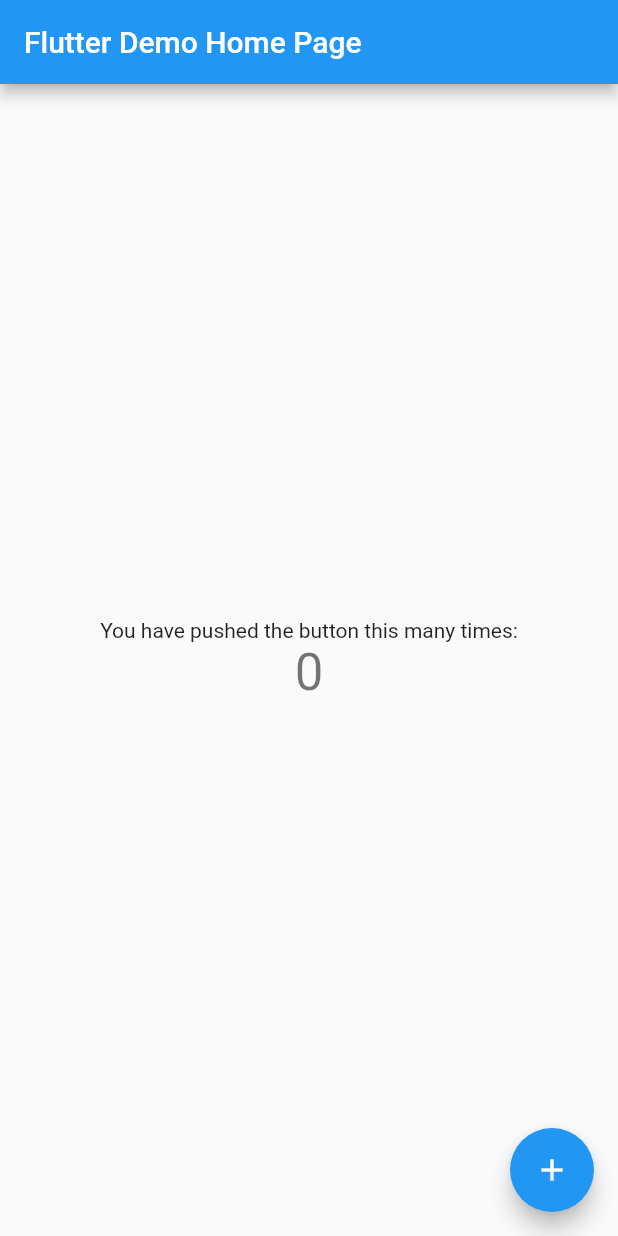
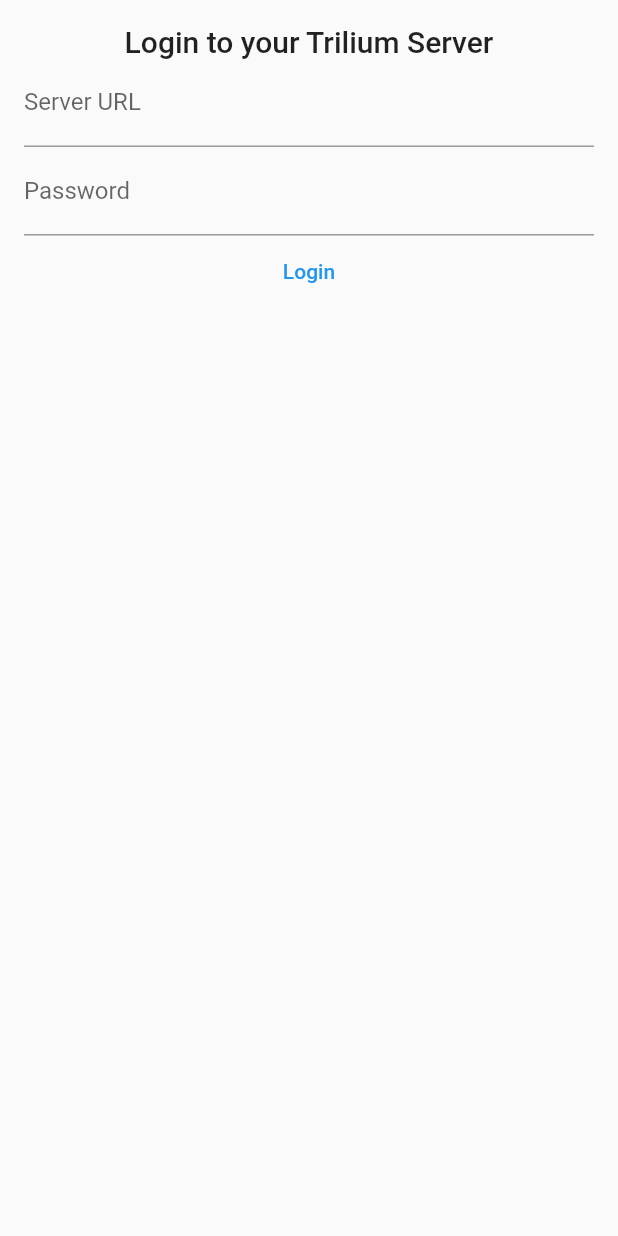
Before and after one commit to AlexisL61/Trilium-Lite, a Flutter app: the screen it shows after launch, on a phone screen of 412 x 824 dp. Run offline on Flutter 3.47's test engine with Material 2 defaults, Android fonts, the phone set to English and light mode, and no system bars; our stand-ins replace persistent_bottom_nav_bar.

Commit message:
Add Login and Start HomePage

```diff
--- a/src/lib/main.dart
+++ b/src/lib/main.dart
@@ -1,4 +1,6 @@
 import 'package:flutter/material.dart';
+import 'package:src/pages/HomePage.dart';
+import 'package:src/pages/LoginPage.dart';
 
 void main() {
   runApp(const MyApp());
@@ -7,109 +9,16 @@ void main() {
 class MyApp extends StatelessWidget {
   const MyApp({super.key});
 
-  // This widget is the root of your application.
   @override
   Widget build(BuildContext context) {
     return MaterialApp(
-      title: 'Flutter Demo',
-      theme: ThemeData(
-        // This is the theme of your application.
-        //
-        // Try running your application with "flutter run". You'll see the
-        // application has a blue toolbar. Then, without quitting the app, try
-        // changing the primarySwatch below to Colors.green and then invoke
-        // "hot reload" (press "r" in the console where you ran "flutter run",
-        // or simply save your changes to "hot reload" in a Flutter IDE).
-        // Notice that the counter didn't reset back to zero; the application
-        // is not restarted.
-        primarySwatch: Colors.blue,
-      ),
-      home: const MyHomePage(title: 'Flutter Demo Home Page'),
+      initialRoute: '/login',
+      routes: {
+        '/login': (context) => LoginPage(),
+        '/home': (context) => HomePage(),
+      },
+      themeMode: ThemeMode.dark,
+      title: 'Trilium Lite',
     );
   }
 }
-
-class MyHomePage extends StatefulWidget {
-  const MyHomePage({super.key, required this.title});
-
-  // This widget is the home page of your application. It is stateful, meaning
-  // that it has a State object (defined below) that contains fields that affect
-  // how it looks.
-
-  // This class is the configuration for the state. It holds the values (in this
-  // case the title) provided by the parent (in this case the App widget) and
-  // used by the build method of the State. Fields in a Widget subclass are
-  // always marked "final".
-
-  final String title;
-
-  @override
-  State<MyHomePage> createState() => _MyHomePageState();
-}
-
-class _MyHomePageState extends State<MyHomePage> {
-  int _counter = 0;
-
-  void _incrementCounter() {
-    setState(() {
-      // This call to setState tells the Flutter framework that something has
-      // changed in this State, which causes it to rerun the build method below
-      // so that the display can reflect the updated values. If we changed
-      // _counter without calling setState(), then the build method would not be
-      // called again, and so nothing would appear to happen.
-      _counter++;
-    });
-  }
-
-  @override
-  Widget build(BuildContext context) {
-    // This method is rerun every time setState is called, for instance as done
-    // by the _incrementCounter method above.
-    //
-    // The Flutter framework has been optimized to make rerunning build methods
-    // fast, so that you can just rebuild anything that needs updating rather
-    // than having to individually change instances of widgets.
-    return Scaffold(
-      appBar: AppBar(
-        // Here we take the value from the MyHomePage object that was created by
-        // the App.build method, and use it to set our appbar title.
-        title: Text(widget.title),
-      ),
-      body: Center(
-        // Center is a layout widget. It takes a single child and positions it
-        // in the middle of the parent.
-        child: Column(
-          // Column is also a layout widget. It takes a list of children and
-          // arranges them vertically. By default, it sizes itself to fit its
-          // children horizontally, and tries to be as tall as its parent.
-          //
-          // Invoke "debug painting" (press "p" in the console, choose the
-          // "Toggle Debug Paint" action from the Flutter Inspector in Android
-          // Studio, or the "Toggle Debug Paint" command in Visual Studio Code)
-          // to see the wireframe for each widget.
-          //
-          // Column has various properties to control how it sizes itself and
-          // how it positions its children. Here we use mainAxisAlignment to
-          // center the children vertically; the main axis here is the vertical
-          // axis because Columns are vertical (the cross axis would be
-          // horizontal).
-          mainAxisAlignment: MainAxisAlignment.center,
-          children: <Widget>[
-            const Text(
-              'You have pushed the button this many times:',
-            ),
-            Text(
-              '$_counter',
-              style: Theme.of(context).textTheme.headlineMedium,
-            ),
-          ],
-        ),
-      ),
-      floatingActionButton: FloatingActionButton(
-        onPressed: _incrementCounter,
-        tooltip: 'Increment',
-        child: const Icon(Icons.add),
-      ), // This trailing comma makes auto-formatting nicer for build methods.
-    );
-  }
-}
--- /dev/null
+++ b/src/lib/pages/LoginPage.dart
@@ -0,0 +1,56 @@
+import 'package:flutter/material.dart';
+import 'package:flutter/widgets.dart';
+import 'package:src/services/logger/Logger.dart';
+import 'package:src/services/login/LoginService.dart';
+
+class LoginPage extends StatefulWidget {
+  LoginPage({Key? key}) : super(key: key);
+
+  @override
+  State<LoginPage> createState() => _LoginPageState();
+}
+
+class _LoginPageState extends State<LoginPage> {
+  final serverURLController = TextEditingController();
+  final passwordController = TextEditingController();
+
+  @override
+  Widget build(BuildContext context) {
+    return Scaffold(
+        body: ListView(children: [
+      Padding(
+          padding: EdgeInsets.all(16),
+          child: Column(children: [
+            Text('Login to your Trilium Server',
+                style: Theme.of(context).textTheme.titleLarge),
+            TextField(
+              controller: serverURLController,
+              decoration: InputDecoration(
+                labelText: 'Server URL',
+              ),
+            ),
+            TextField(
+              obscureText: true,
+              controller: passwordController,
+              decoration: InputDecoration(
+                labelText: 'Password',
+              ),
+            ),
+            TextButton(
+                onPressed: _onLoginButtonPressed, child: const Text('Login')),
+          ]))
+    ]));
+  }
+
+  void _onLoginButtonPressed() async {
+    try {
+      await LoginService()
+          .login(serverURLController.value.text, passwordController.value.text);
+      Navigator.pushNamed(context, '/home');
+    } catch (e) {
+      Logger().reserLogThreads();
+      ScaffoldMessenger.of(context)
+          .showSnackBar(SnackBar(content: Text(e.toString())));
+    }
+  }
+}
--- a/src/lib/services/api/ApiConfiguration.dart
+++ b/src/lib/services/api/ApiConfiguration.dart
@@ -1,7 +1,11 @@
+import 'package:src/services/logger/Logger.dart';
+
 class ApiConfiguration {
   String serverUri;
   int port;
-  String token;
+  String? token;
 
-  ApiConfiguration({required this.serverUri, required this.port, required this.token});
+  ApiConfiguration({required this.serverUri, required this.port, required this.token}){
+    Logger().log("New ApiConfiguration : $serverUri $port");
+  }
 }
--- /dev/null
+++ b/src/lib/services/api/ApiParser.dart
@@ -0,0 +1,5 @@
+import 'package:src/services/logger/Logger.dart';
+
+String tokenParser(Map<String, dynamic> data) {
+  return data["authToken"];
+}
--- /dev/null
+++ b/src/lib/services/login/LoginService.dart
@@ -0,0 +1,23 @@
+import 'package:src/services/api/ApiService.dart';
+import 'package:src/services/logger/Logger.dart';
+
+import '../api/ApiConfiguration.dart';
+
+class LoginService {
+  static final LoginService instance = LoginService._internal();
+
+  factory LoginService() {
+    return instance;
+  }
+
+  LoginService._internal();
+
+  Future<void> login(String serverURL, String password) async {
+    Logger().startLogThread("Try login to $serverURL");
+    Uri uri = Uri.parse(serverURL);
+    ApiService().configuration = ApiConfiguration(serverUri: uri.host, port : uri.port, token:null);
+    String token = await ApiService().login(password);
+    ApiService().configuration!.token = token;
+    Logger().stopLogThread("Login success");
+  }
+}
--- a/src/pubspec.yaml
+++ b/src/pubspec.yaml
@@ -31,7 +31,8 @@ dependencies:
   flutter:
     sdk: flutter
 
-
+  flutter_treeview: ^1.0.7
+  persistent_bottom_nav_bar: ^5.0.2
   # The following adds the Cupertino Icons font to your application.
   # Use with the CupertinoIcons class for iOS style icons.
   cupertino_icons: ^1.0.2
```
Also changed, not shown: src/lib/pages/HomePage.dart (added, +36 -0 lines), src/lib/services/api/ApiService.dart (+19 -1 lines), src/lib/services/logger/Logger.dart (added, +43 -0 lines), src/lib/model/AppInfo.dart (added), src/pubspec.lock.
